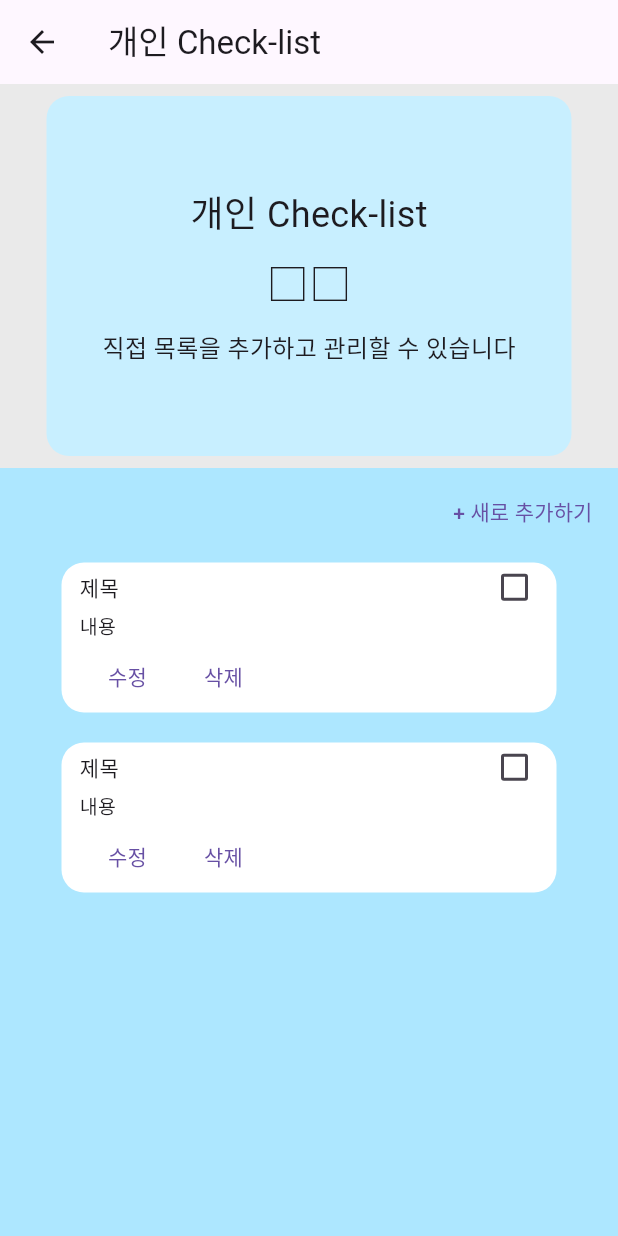
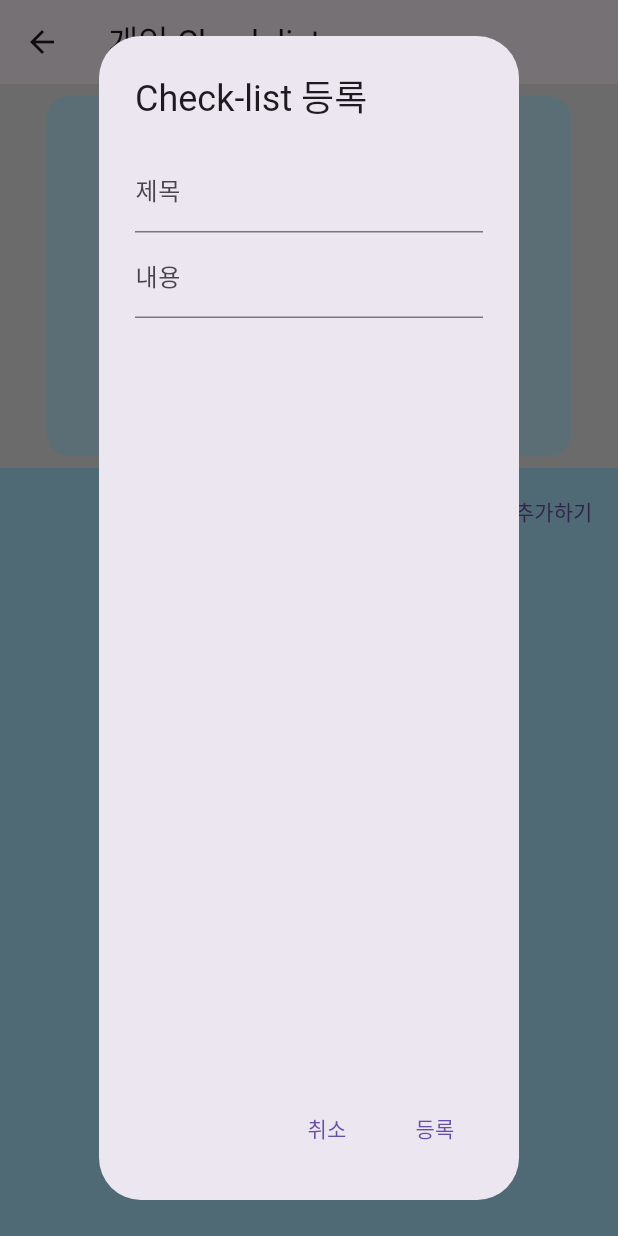
Before and after one commit to kant300/moveon_app, a Flutter app: the ChecklistPersonal screen opened by its route, after a tap on "+ 새로 추가하기", on a phone screen of 412 x 824 dp. Run offline on Flutter 3.47's test engine with Material 3 defaults, Android fonts, the phone set to English and light mode, and no system bars; our stand-ins replace dio, geocoding, geolocator, permission_handler, shared_preferences, webview_flutter; accounts and stored records are empty.

Commit message:
251119_개인 체크리스트 등록 기능 구현중

```diff
--- a/lib/Checklist.dart
+++ b/lib/Checklist.dart
@@ -273,36 +273,25 @@ class ChecklistPersonal extends StatefulWidget {
   ChecklistPersonalState createState() => ChecklistPersonalState();
 }
 
-// 개인 체크리스트의 데이터 모델
-class ChecklistItem {
-  String title;
-  String subtitle;
-  bool isChecked;
-
-  ChecklistItem({
-    required this.title,
-    required this.subtitle,
-    this.isChecked = false,
-  });
-}
-
 class ChecklistPersonalState extends State<ChecklistPersonal> {
   // 체크리스트의 체크박스, 화면 상태
-  List<bool> isChecked = [false];
+  List<Map<String, dynamic>> items = [];
+  final TextEditingController titleController = TextEditingController();
+  final TextEditingController subtitleController = TextEditingController();
 
   @override
   void didChangeDependencies() {
     super.didChangeDependencies();
     final args = ModalRoute.of(context)?.settings.arguments;
-    if (args != null && args is List<bool>) {
-      isChecked = args;
+    if (args != null && args is List<Map<String, dynamic>>) {
+      items = List<Map<String, dynamic>>.from(args);
     }
   }
 
   // 체크박스 상태 변경
   void updateCheckValue(int index, bool value) {
     setState(() {
-      isChecked[index] = value;
+      items[index]["isChecked"] = value;
     });
   }
 
@@ -312,7 +301,7 @@ class ChecklistPersonalState extends State<ChecklistPersonal> {
       appBar: AppBar(
         leading: IconButton(
           onPressed: () {
-            Navigator.pop(context, isChecked);
+            Navigator.pop(context, items.map((e) => e["isChecked"]).toList());
           },
           icon: Icon(Icons.arrow_back),
         ),
@@ -350,8 +339,8 @@ class ChecklistPersonalState extends State<ChecklistPersonal> {
                         mainAxisAlignment: MainAxisAlignment.center,
                         children: [
                           Text(
-                            isChecked.isNotEmpty
-                                ? isChecked.map((e) => e ? "■" : "□").join()
+                            items.isNotEmpty
+                                ? items.map((e) => e["isChecked"] ? "■" : "□").join()
                                 : "목록 없음",
                             style: TextStyle(fontSize: 28),
                           ),
@@ -384,10 +373,48 @@ class ChecklistPersonalState extends State<ChecklistPersonal> {
                         TextButton(
                           // 최대 10개까지만 생성 가능
                           onPressed: () {
-                            if (isChecked.length < 10) {
-                              setState(() {
-                                isChecked.add(false);
-                              });
+                            if (items.length < 10) {
+                              String title;
+                              String subtitle;
+
+                              showDialog(
+                                  context: context,
+                                  builder: (context) => AlertDialog(
+                                    title: Text("Check-list 등록"),
+                                    content: Column(
+                                      children: [
+                                        TextField(
+                                          decoration: InputDecoration(
+                                            labelText: "제목",
+                                            hintText: "제목을 입력하세요",
+                                          ),
+                                          controller: titleController,
+                                        ),
+                                        TextField(
+                                          decoration: InputDecoration(
+                                            labelText: "내용",
+                                            hintText: "내용을 입력하세요",
+                                          ),
+                                          controller: subtitleController,
+                                        ),
+                                      ],
+                                    ),
+                                    actions: [
+                                      TextButton(onPressed: () => Navigator.pop(context, "취소"), child: Text("취소")),
+                                      TextButton(onPressed: () {
+                                        if (titleController.text.isNotEmpty) {
+                                          title = titleController.text.trim();
+                                          subtitle = subtitleController.text.trim();
+
+                                          setState(() {
+                                            items.add({"title": title, "subtitle": subtitle, "isChecked": false});
+                                          });
+                                          Navigator.pop(context, "등록");
+                                        }
+                                      }, child: Text("등록"))
+                                    ],
+                                  ),
+                              );
                             } else {
                               ScaffoldMessenger.of(context).showSnackBar(
                                 SnackBar(content: Text("최대 10개까지만 추가할 수 있습니다.")),
@@ -398,7 +425,7 @@ class ChecklistPersonalState extends State<ChecklistPersonal> {
                         ),
                       ],
                     ),
-                    ...List.generate(isChecked.length, (index) {
+                    ...List.generate(items.length, (index) {
                       return ChecklistCard(
                         title: "제목",
                         subtitle: "내용",
@@ -422,7 +449,7 @@ class ChecklistPersonalState extends State<ChecklistPersonal> {
                                   TextButton(
                                     onPressed: () {
                                       setState(() {
-                                        isChecked.removeAt(index);
+                                        items.removeAt(index);
                                       });
                                       Navigator.of(context).pop();
                                     },
@@ -433,7 +460,7 @@ class ChecklistPersonalState extends State<ChecklistPersonal> {
                             },
                           );
                         },
-                        checkboxValue: isChecked[index],
+                        checkboxValue: items[index]["isChecked"],
                         onCheckboxChanged: (value) =>
                             updateCheckValue(index, value),
                       );
```
